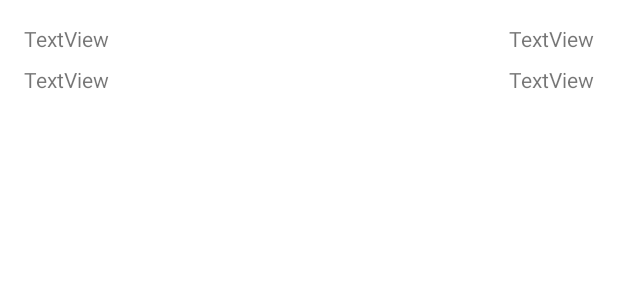
After one commit to asad70/Stock-Beaver, an Android app: the layout watchlist_content.xml on its own in the app's theme, with its tools: preview values and no code run, on a phone screen of 412 x 824 dp. The commit adds this screen. Shown: the top 300 px of the screen. Run offline under Robolectric (Android 15) with nearby library versions, the phone set to English and light mode, and no system bars.

Commit message:
added user class and watchlist connectivity with firebase

```diff
--- a/app/build.gradle
+++ b/app/build.gradle
@@ -1,6 +1,7 @@
 plugins {
     id 'com.android.application'
 }
+apply plugin: 'com.google.gms.google-services'
 
 android {
     compileSdk 31
@@ -33,13 +34,15 @@ android {
 dependencies {
 
     implementation 'androidx.appcompat:appcompat:1.4.0'
+    implementation platform('com.google.firebase:firebase-bom:29.0.3')
     implementation 'com.google.android.material:material:1.4.0'
     implementation 'androidx.constraintlayout:constraintlayout:2.1.2'
     implementation 'androidx.lifecycle:lifecycle-livedata-ktx:2.4.0'
     implementation 'androidx.lifecycle:lifecycle-viewmodel-ktx:2.4.0'
     implementation 'androidx.navigation:navigation-fragment:2.3.5'
     implementation 'androidx.navigation:navigation-ui:2.3.5'
-    testImplementation 'junit:junit:4.+'
+    implementation 'com.google.firebase:firebase-analytics'
+    implementation 'com.google.firebase:firebase-firestore:24.0.0'
     androidTestImplementation 'androidx.test.ext:junit:1.1.3'
     androidTestImplementation 'androidx.test.espresso:espresso-core:3.4.0'
 }
--- /dev/null
+++ b/app/src/main/java/com/example/stockbeaver/AddStockWatchlist.java
@@ -0,0 +1,4 @@
+package com.example.stockbeaver;
+
+public class AddStockWatchlist {
+}
--- a/app/src/main/java/com/example/stockbeaver/MainActivity.java
+++ b/app/src/main/java/com/example/stockbeaver/MainActivity.java
@@ -6,8 +6,7 @@ import android.view.View;
 import android.widget.Button;
 
 public class MainActivity extends AppCompatActivity {
-
-
+    public static final String EXTRA_MESSAGE = "com.example.zoomsoft";
     protected Button loginButton;
     protected Button registerButton;
 
--- /dev/null
+++ b/app/src/main/res/layout/watchlist_content.xml
@@ -0,0 +1,51 @@
+<?xml version="1.0" encoding="utf-8"?>
+<androidx.constraintlayout.widget.ConstraintLayout xmlns:android="http://schemas.android.com/apk/res/android"
+    xmlns:app="http://schemas.android.com/apk/res-auto"
+    xmlns:tools="http://schemas.android.com/tools"
+    android:layout_width="match_parent"
+    android:layout_height="match_parent">
+
+    <TextView
+        android:id="@+id/stockTicker_watchlist"
+        android:layout_width="wrap_content"
+        android:layout_height="wrap_content"
+        android:layout_marginStart="16dp"
+        android:layout_marginTop="16dp"
+        android:text="TextView"
+        app:layout_constraintStart_toStartOf="parent"
+        app:layout_constraintTop_toTopOf="parent" />
+
+    <TextView
+        android:id="@+id/stockName_watchlist"
+        android:layout_width="245dp"
+        android:layout_height="21dp"
+        android:layout_marginStart="16dp"
+        android:layout_marginTop="8dp"
+        android:text="TextView"
+        app:layout_constraintEnd_toStartOf="@+id/dailyPerc_watchlist"
+        app:layout_constraintHorizontal_bias="0.0"
+        app:layout_constraintStart_toStartOf="parent"
+        app:layout_constraintTop_toBottomOf="@+id/stockTicker_watchlist" />
+
+    <TextView
+        android:id="@+id/price_watchlist"
+        android:layout_width="wrap_content"
+        android:layout_height="wrap_content"
+        android:layout_marginTop="16dp"
+        android:layout_marginEnd="16dp"
+        android:text="TextView"
+        app:layout_constraintEnd_toEndOf="parent"
+        app:layout_constraintHorizontal_bias="1.0"
+        app:layout_constraintStart_toEndOf="@+id/stockTicker_watchlist"
+        app:layout_constraintTop_toTopOf="parent" />
+
+    <TextView
+        android:id="@+id/dailyPerc_watchlist"
+        android:layout_width="wrap_content"
+        android:layout_height="wrap_content"
+        android:layout_marginTop="8dp"
+        android:layout_marginEnd="16dp"
+        android:text="TextView"
+        app:layout_constraintEnd_toEndOf="parent"
+        app:layout_constraintTop_toBottomOf="@+id/price_watchlist" />
+</androidx.constraintlayout.widget.ConstraintLayout>
--- a/app/src/main/res/navigation/mobile_navigation.xml
+++ b/app/src/main/res/navigation/mobile_navigation.xml
@@ -7,7 +7,7 @@
 
     <fragment
         android:id="@+id/navigation_watchlist"
-        android:name="com.example.stockbeaver.ui.watchlist.WatchlistFragment"
+        android:name="com.example.stockbeaver.WatchlistFragment"
         android:label="Watchlist"
         tools:layout="@layout/fragment_watchlist" />
 
--- a/build.gradle
+++ b/build.gradle
@@ -6,6 +6,7 @@ buildscript {
     }
     dependencies {
         classpath "com.android.tools.build:gradle:7.0.1"
+        classpath 'com.google.gms:google-services:4.3.10'
 
         // NOTE: Do not place your application dependencies here; they belong
         // in the individual module build.gradle files
--- a/settings.gradle
+++ b/settings.gradle
@@ -6,5 +6,5 @@ dependencyResolutionManagement {
         jcenter() // Warning: this repository is going to shut down soon
     }
 }
-rootProject.name = "My Application"
+rootProject.name = "Stock Beaver"
 include ':app'
```
Also changed, not shown: app/src/main/java/com/example/stockbeaver/MainPage.java (+8 -3 lines), app/src/main/java/com/example/stockbeaver/RecyclerAdapter.java (added, +95 -0 lines), app/src/main/java/com/example/stockbeaver/TradeInfo.java (added, +57 -0 lines), app/src/main/java/com/example/stockbeaver/User.java (added, +108 -0 lines), app/src/main/java/com/example/stockbeaver/UserFirebase.java (added, +107 -0 lines), app/src/main/java/com/example/stockbeaver/WatchlistFragment.java (added, +102 -0 lines), app/src/main/java/com/example/stockbeaver/ui/watchlist/WatchlistFragment.java (deleted, +0 -47 lines), app/src/main/java/com/example/stockbeaver/ui/watchlist/WatchlistViewModel.java (deleted, +0 -29 lines), app/src/main/res/layout/fragment_watchlist.xml (+16 -16 lines).
